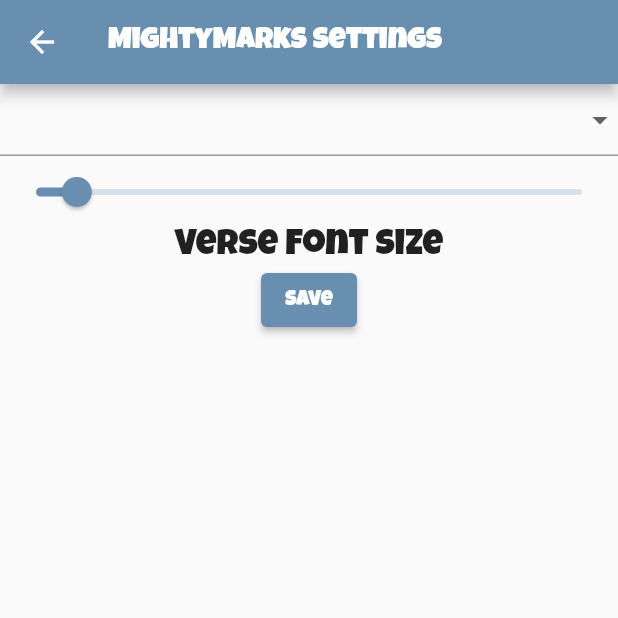
After one commit to digitaleagle/mightymarks-kids, a Flutter app: the screen it shows after launch, after a tap on the "settings" icon, on a phone screen of 412 x 824 dp, the top half of it. The commit adds this screen. Run offline on Flutter 3.47's test engine with Material 2 defaults, Android fonts, the phone set to English and light mode, and no system bars; our stand-ins replace flutter_svg, shared_preferences.

Commit message:
Added Settings screen to change font

```diff
--- /dev/null
+++ b/lib/data/globals.dart
@@ -0,0 +1,5 @@
+library mighty_marks_kids.gobals;
+
+import 'package:mighty_marks_kids/data/settings.dart';
+
+MMSettings settings = MMSettings();
--- /dev/null
+++ b/lib/data/settings.dart
@@ -0,0 +1,24 @@
+import 'package:shared_preferences/shared_preferences.dart';
+
+class MMSettings {
+  double FontSize = 24;
+  String VerseList = "MightyMarks TechTitans Verses";
+
+  Future<void> save() async {
+    final prefs = await SharedPreferences.getInstance();
+    prefs.setDouble("fontSize", FontSize);
+    prefs.setString("verseListName", VerseList);
+  }
+
+  Future<void> load() async {
+    final prefs = await SharedPreferences.getInstance();
+    double? tempFontSize = prefs.getDouble("fontSize");
+    if(tempFontSize != null) {
+      FontSize = tempFontSize;
+    }
+    String? tempVerseList = prefs.getString("verseListName");
+    if(tempVerseList != null) {
+      VerseList = tempVerseList;
+    }
+  }
+}
--- a/lib/main.dart
+++ b/lib/main.dart
@@ -1,8 +1,11 @@
 import 'package:flutter/material.dart';
 import 'package:mighty_marks_kids/ui/home_page.dart';
+import 'package:mighty_marks_kids/ui/settings_page.dart';
 import 'package:mighty_marks_kids/ui/verse_drag_game.dart';
+import 'package:mighty_marks_kids/data/globals.dart' as globals;
 
 void main() {
+  globals.settings.load();
   runApp(const MyApp());
 }
 
@@ -21,6 +24,7 @@
       routes: {
         '/': (context) => HomePage(),
         '/verse': (context) => VerseDragGame(),
+        '/settings': (context) => SettingsPage(),
       },
     );
   }
--- a/lib/ui/home_page.dart
+++ b/lib/ui/home_page.dart
@@ -9,6 +9,13 @@
     return Scaffold(
       appBar: AppBar(
         title: const Text("MightyMarks"),
+        actions: <Widget>[
+          IconButton(
+              onPressed: () {
+                Navigator.pushNamed(context, "/settings");
+              },
+              icon: const Icon(Icons.settings))
+        ],
       ),
       body: ListView.builder(
         itemCount: state.verses.list.length,
--- /dev/null
+++ b/lib/ui/settings_page.dart
@@ -0,0 +1,59 @@
+import 'package:flutter/material.dart';
+import 'package:mighty_marks_kids/data/globals.dart' as globals;
+
+class SettingsPage extends StatefulWidget {
+  @override
+  State<SettingsPage> createState() => _SettingsPageState();
+}
+
+class _SettingsPageState extends State<SettingsPage> {
+  final _formKey = GlobalKey<FormState>();
+  double _fontSize = globals.settings.FontSize;
+
+  @override
+  Widget build(BuildContext context) {
+    return Scaffold(
+      appBar: AppBar(
+        title: Text("MightyMarks Settings"),
+      ),
+      body: Form(
+        key: _formKey,
+        child: Column(
+          children: <Widget>[
+            DropdownButtonFormField<String>(
+                items: <String>['MightyMarks TechTitans Verses','Glimmers Verses','Demo Verses'].map((String value) {
+                  return DropdownMenuItem<String>(value: value, child: Text(value));
+                }).toList(),
+                onChanged: (_){},
+            ),
+            Slider(
+                value: _fontSize,
+                min: 10,
+                max: 200,
+                divisions: 100,
+                label: _fontSize.round().toString(),
+                onChanged: (double newFontSize) {
+              setState(() {
+                _fontSize = newFontSize;
+              });
+            }),
+            Text(
+              "Verse Font Size",
+              style: TextStyle(fontSize: _fontSize)
+            ),
+            ElevatedButton(onPressed: () {
+              if(_formKey.currentState!.validate()) {
+                ScaffoldMessenger.of(context).showSnackBar(
+                  const SnackBar(content: Text("Saving..."))
+                );
+                globals.settings.FontSize = _fontSize;
+                globals.settings.save();
+                Navigator.pop(context);
+              }
+            }, child: const Text("Save")),
+          ],
+        )
+      )
+    );
+  }
+}
--- a/lib/ui/verse_display.dart
+++ b/lib/ui/verse_display.dart
@@ -1,6 +1,7 @@
 import 'package:flutter/material.dart';
 import 'package:mighty_marks_kids/data/game_state.dart';
 import 'package:mighty_marks_kids/data/word.dart';
+import 'package:mighty_marks_kids/data/globals.dart' as globals;
 
 import 'message_area.dart';
 
@@ -66,7 +67,7 @@
                 child: Text(
                   widget.state.answers.isEmpty ? "Drop Here" : displayVerse,
                   style: TextStyle(
-                      fontSize: 24,
+                      fontSize: globals.settings.FontSize,
                     color: Colors.white
                   ),
                 )
--- a/lib/ui/word_bank.dart
+++ b/lib/ui/word_bank.dart
@@ -1,6 +1,7 @@
 import 'package:flutter/material.dart';
 import 'package:flutter_svg/flutter_svg.dart';
 import 'package:mighty_marks_kids/data/game_state.dart';
+import 'package:mighty_marks_kids/data/globals.dart' as globals;
 
 class WordBank extends StatefulWidget {
   GameState state;
@@ -36,7 +37,7 @@
           child: Chip(
               label: Text(
                   word.word,
-                style: TextStyle(fontSize: 24),
+                style: TextStyle(fontSize: globals.settings.FontSize),
               ),
             labelPadding: EdgeInsets.all(10),
           )
--- a/pubspec.yaml
+++ b/pubspec.yaml
@@ -15,7 +15,7 @@
 # In iOS, build-name is used as CFBundleShortVersionString while build-number used as CFBundleVersion.
 # Read more about iOS versioning at
 # https://developer.apple.com/library/archive/documentation/General/Reference/InfoPlistKeyReference/Articles/CoreFoundationKeys.html
-version: 1.0.0+1
+version: 1.0.0+2
 
 environment:
   sdk: ">=2.15.0 <3.0.0"
@@ -36,6 +36,8 @@
   flutter_svg: ^1.0.0
   #  There's a pug in this, so I had to do it manually with: https://www.geeksforgeeks.org/flutter-changing-app-icon/
   #flutter_launcher_icons: ^0.9.2
+  # for saving settings and progress
+  shared_preferences: ^2.0.12
 
 dev_dependencies:
   flutter_test:
```
Also changed, not shown: pubspec.lock.
